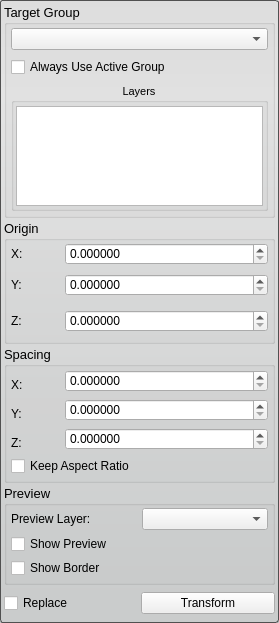
Before: the Qt Designer form src/Interface/ToolInterface/TransformToolInterface.ui in SCIInstitute/Seg3D, drawn with Qt 5.
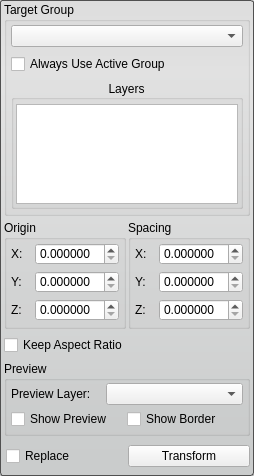
After: the same form once the commit is applied.

Commit message: updates to all of the tool ui's.  moved adding the sliderspinnercombo's to the .ui files.

Diff of the .ui file:
```diff
--- a/src/Interface/ToolInterface/TransformToolInterface.ui
+++ b/src/Interface/ToolInterface/TransformToolInterface.ui
@@ -6,8 +6,8 @@
    <rect>
     <x>0</x>
     <y>0</y>
-    <width>279</width>
-    <height>623</height>
+    <width>254</width>
+    <height>468</height>
    </rect>
   </property>
   <property name="sizePolicy">
@@ -34,9 +34,18 @@
   </property>
   <layout class="QVBoxLayout" name="verticalLayout_3">
    <property name="spacing">
+    <number>4</number>
+   </property>
+   <property name="leftMargin">
+    <number>4</number>
+   </property>
+   <property name="topMargin">
     <number>2</number>
    </property>
-   <property name="margin">
+   <property name="rightMargin">
+    <number>4</number>
+   </property>
+   <property name="bottomMargin">
     <number>4</number>
    </property>
    <item>
@@ -47,11 +56,6 @@
        <verstretch>0</verstretch>
       </sizepolicy>
      </property>
-     <property name="font">
-      <font>
-       <pointsize>10</pointsize>
-      </font>
-     </property>
      <property name="title">
       <string>Target Group</string>
      </property>
@@ -118,19 +122,32 @@
        </widget>
       </item>
       <item>
+       <widget class="QWidget" name="widget_12" native="true">
+        <property name="minimumSize">
+         <size>
+          <width>0</width>
+          <height>20</height>
+         </size>
+        </property>
+        <layout class="QHBoxLayout" name="horizontalLayout_7">
+         <property name="spacing">
+          <number>0</number>
+         </property>
+         <property name="margin">
+          <number>0</number>
+         </property>
+         <item>
        <widget class="QCheckBox" name="use_active_group_">
         <property name="text">
          <string>Always Use Active Group</string>
         </property>
        </widget>
       </item>
+        </layout>
+       </widget>
+      </item>
       <item>
        <widget class="QGroupBox" name="groupBox">
-        <property name="font">
-         <font>
-          <pointsize>8</pointsize>
-         </font>
-        </property>
         <property name="title">
          <string>Layers</string>
         </property>
@@ -200,12 +217,16 @@
     </widget>
    </item>
    <item>
+    <widget class="QWidget" name="widget_8" native="true">
+     <layout class="QHBoxLayout" name="horizontalLayout_4">
+      <property name="spacing">
+       <number>2</number>
+      </property>
+      <property name="margin">
+       <number>0</number>
+      </property>
+      <item>
     <widget class="QGroupBox" name="origin_groupbox_">
-     <property name="font">
-      <font>
-       <pointsize>10</pointsize>
-      </font>
-     </property>
      <property name="title">
       <string>Origin</string>
      </property>
@@ -226,21 +247,22 @@
        <number>4</number>
       </property>
       <item>
-       <layout class="QHBoxLayout" name="horizontalLayout">
+          <widget class="QWidget" name="widget" native="true">
+           <property name="minimumSize">
+            <size>
+             <width>0</width>
+             <height>24</height>
+            </size>
+           </property>
+           <layout class="QHBoxLayout" name="horizontalLayout_12" stretch="1,2">
+            <property name="spacing">
+             <number>0</number>
+            </property>
+            <property name="margin">
+             <number>0</number>
+            </property>
         <item>
          <widget class="QLabel" name="label">
-          <property name="sizePolicy">
-           <sizepolicy hsizetype="Fixed" vsizetype="Fixed">
-            <horstretch>0</horstretch>
-            <verstretch>0</verstretch>
-           </sizepolicy>
-          </property>
-          <property name="minimumSize">
-           <size>
-            <width>50</width>
-            <height>0</height>
-           </size>
-          </property>
           <property name="text">
            <string>X:</string>
           </property>
@@ -254,23 +276,25 @@
          </widget>
         </item>
        </layout>
+          </widget>
       </item>
       <item>
-       <layout class="QHBoxLayout" name="horizontalLayout_2">
+          <widget class="QWidget" name="widget_2" native="true">
+           <property name="minimumSize">
+            <size>
+             <width>0</width>
+             <height>24</height>
+            </size>
+           </property>
+           <layout class="QHBoxLayout" name="horizontalLayout_11" stretch="1,2">
+            <property name="spacing">
+             <number>0</number>
+            </property>
+            <property name="margin">
+             <number>0</number>
+            </property>
         <item>
          <widget class="QLabel" name="label_2">
-          <property name="sizePolicy">
-           <sizepolicy hsizetype="Fixed" vsizetype="Fixed">
-            <horstretch>0</horstretch>
-            <verstretch>0</verstretch>
-           </sizepolicy>
-          </property>
-          <property name="minimumSize">
-           <size>
-            <width>50</width>
-            <height>32</height>
-           </size>
-          </property>
           <property name="text">
            <string>Y:</string>
           </property>
@@ -284,23 +308,25 @@
          </widget>
         </item>
        </layout>
+          </widget>
       </item>
       <item>
-       <layout class="QHBoxLayout" name="horizontalLayout_3">
+          <widget class="QWidget" name="widget_3" native="true">
+           <property name="minimumSize">
+            <size>
+             <width>0</width>
+             <height>24</height>
+            </size>
+           </property>
+           <layout class="QHBoxLayout" name="horizontalLayout_10" stretch="1,2">
+            <property name="spacing">
+             <number>0</number>
+            </property>
+            <property name="margin">
+             <number>0</number>
+            </property>
         <item>
          <widget class="QLabel" name="label_3">
-          <property name="sizePolicy">
-           <sizepolicy hsizetype="Fixed" vsizetype="Fixed">
-            <horstretch>0</horstretch>
-            <verstretch>0</verstretch>
-           </sizepolicy>
-          </property>
-          <property name="minimumSize">
-           <size>
-            <width>50</width>
-            <height>32</height>
-           </size>
-          </property>
           <property name="text">
            <string>Z:</string>
           </property>
@@ -314,23 +340,13 @@
          </widget>
         </item>
        </layout>
+          </widget>
       </item>
      </layout>
     </widget>
    </item>
    <item>
     <widget class="QGroupBox" name="spacing_groupbox_">
-     <property name="minimumSize">
-      <size>
-       <width>0</width>
-       <height>134</height>
-      </size>
-     </property>
-     <property name="font">
-      <font>
-       <pointsize>10</pointsize>
-      </font>
-     </property>
      <property name="title">
       <string>Spacing</string>
      </property>
@@ -351,21 +367,22 @@
        <number>4</number>
       </property>
       <item>
-       <layout class="QHBoxLayout" name="horizontalLayout_4">
+          <widget class="QWidget" name="widget_4" native="true">
+           <property name="minimumSize">
+            <size>
+             <width>0</width>
+             <height>24</height>
+            </size>
+           </property>
+           <layout class="QHBoxLayout" name="horizontalLayout_3" stretch="1,2">
+            <property name="spacing">
+             <number>0</number>
+            </property>
+            <property name="margin">
+             <number>0</number>
+            </property>
         <item>
          <widget class="QLabel" name="label_4">
-          <property name="sizePolicy">
-           <sizepolicy hsizetype="Fixed" vsizetype="Fixed">
-            <horstretch>0</horstretch>
-            <verstretch>0</verstretch>
-           </sizepolicy>
-          </property>
-          <property name="minimumSize">
-           <size>
-            <width>50</width>
-            <height>32</height>
-           </size>
-          </property>
           <property name="text">
            <string>X:</string>
           </property>
@@ -379,23 +396,25 @@
          </widget>
         </item>
        </layout>
+          </widget>
       </item>
       <item>
-       <layout class="QHBoxLayout" name="horizontalLayout_7">
+          <widget class="QWidget" name="widget_5" native="true">
+           <property name="minimumSize">
+            <size>
+             <width>0</width>
+             <height>24</height>
+            </size>
+           </property>
+           <layout class="QHBoxLayout" name="horizontalLayout_2" stretch="1,2">
+            <property name="spacing">
+             <number>0</number>
+            </property>
+            <property name="margin">
+             <number>0</number>
+            </property>
         <item>
          <widget class="QLabel" name="label_6">
-          <property name="sizePolicy">
-           <sizepolicy hsizetype="Fixed" vsizetype="Fixed">
-            <horstretch>0</horstretch>
-            <verstretch>0</verstretch>
-           </sizepolicy>
-          </property>
-          <property name="minimumSize">
-           <size>
-            <width>50</width>
-            <height>32</height>
-           </size>
-          </property>
           <property name="text">
            <string>Y:</string>
           </property>
@@ -409,23 +428,25 @@
          </widget>
         </item>
        </layout>
+          </widget>
       </item>
       <item>
-       <layout class="QHBoxLayout" name="horizontalLayout_5">
+          <widget class="QWidget" name="widget_6" native="true">
+           <property name="minimumSize">
+            <size>
+             <width>0</width>
+             <height>24</height>
+            </size>
+           </property>
+           <layout class="QHBoxLayout" name="horizontalLayout" stretch="1,2">
+            <property name="spacing">
+             <number>0</number>
+            </property>
+            <property name="margin">
+             <number>0</number>
+            </property>
         <item>
          <widget class="QLabel" name="label_5">
-          <property name="sizePolicy">
-           <sizepolicy hsizetype="Fixed" vsizetype="Fixed">
-            <horstretch>0</horstretch>
-            <verstretch>0</verstretch>
-           </sizepolicy>
-          </property>
-          <property name="minimumSize">
-           <size>
-            <width>50</width>
-            <height>32</height>
-           </size>
-          </property>
           <property name="text">
            <string>Z:</string>
           </property>
@@ -439,7 +460,35 @@
          </widget>
         </item>
        </layout>
-      </item>
+          </widget>
+         </item>
+        </layout>
+       </widget>
+      </item>
+     </layout>
+    </widget>
+   </item>
+   <item>
+    <widget class="QWidget" name="widget_7" native="true">
+     <property name="minimumSize">
+      <size>
+       <width>0</width>
+       <height>24</height>
+      </size>
+     </property>
+     <property name="maximumSize">
+      <size>
+       <width>16777215</width>
+       <height>24</height>
+      </size>
+     </property>
+     <layout class="QHBoxLayout" name="horizontalLayout_13">
+      <property name="spacing">
+       <number>0</number>
+      </property>
+      <property name="margin">
+       <number>0</number>
+      </property>
       <item>
        <widget class="QCheckBox" name="keep_aspect_ratio_checkbox_">
         <property name="text">
@@ -452,11 +501,6 @@
    </item>
    <item>
     <widget class="QGroupBox" name="groupBox_2">
-     <property name="font">
-      <font>
-       <pointsize>10</pointsize>
-      </font>
-     </property>
      <property name="title">
       <string>Preview</string>
      </property>
@@ -477,7 +521,7 @@
        <number>4</number>
       </property>
       <item>
-       <layout class="QHBoxLayout" name="horizontalLayout_9">
+       <layout class="QHBoxLayout" name="horizontalLayout_9" stretch="2,3">
         <item>
          <widget class="QLabel" name="label_7">
           <property name="text">
@@ -498,6 +542,27 @@
        </layout>
       </item>
       <item>
+       <widget class="QWidget" name="widget_13" native="true">
+        <property name="minimumSize">
+         <size>
+          <width>0</width>
+          <height>20</height>
+         </size>
+        </property>
+        <property name="maximumSize">
+         <size>
+          <width>16777215</width>
+          <height>20</height>
+         </size>
+        </property>
+        <layout class="QHBoxLayout" name="horizontalLayout_8" stretch="1,1">
+         <property name="spacing">
+          <number>0</number>
+         </property>
+         <property name="margin">
+          <number>0</number>
+         </property>
+         <item>
        <widget class="QCheckBox" name="show_preview_checkbox_">
         <property name="text">
          <string>Show Preview</string>
@@ -514,8 +579,39 @@
      </layout>
     </widget>
    </item>
+     </layout>
+    </widget>
+   </item>
    <item>
-    <layout class="QHBoxLayout" name="horizontalLayout_8">
+    <widget class="QWidget" name="widget_11" native="true">
+     <property name="minimumSize">
+      <size>
+       <width>0</width>
+       <height>32</height>
+      </size>
+     </property>
+     <property name="maximumSize">
+      <size>
+       <width>16777215</width>
+       <height>32</height>
+      </size>
+     </property>
+     <layout class="QHBoxLayout" name="horizontalLayout_5" stretch="1,1">
+      <property name="spacing">
+       <number>0</number>
+      </property>
+      <property name="leftMargin">
+       <number>2</number>
+      </property>
+      <property name="topMargin">
+       <number>0</number>
+      </property>
+      <property name="rightMargin">
+       <number>0</number>
+      </property>
+      <property name="bottomMargin">
+       <number>0</number>
+      </property>
      <item>
       <widget class="QCheckBox" name="replace_checkbox_">
        <property name="minimumSize">
@@ -537,6 +633,7 @@
       </widget>
      </item>
     </layout>
+    </widget>
    </item>
   </layout>
  </widget>
```
Lines whose indentation alone changed are shown as unchanged. The commit also changes 55 other files.
